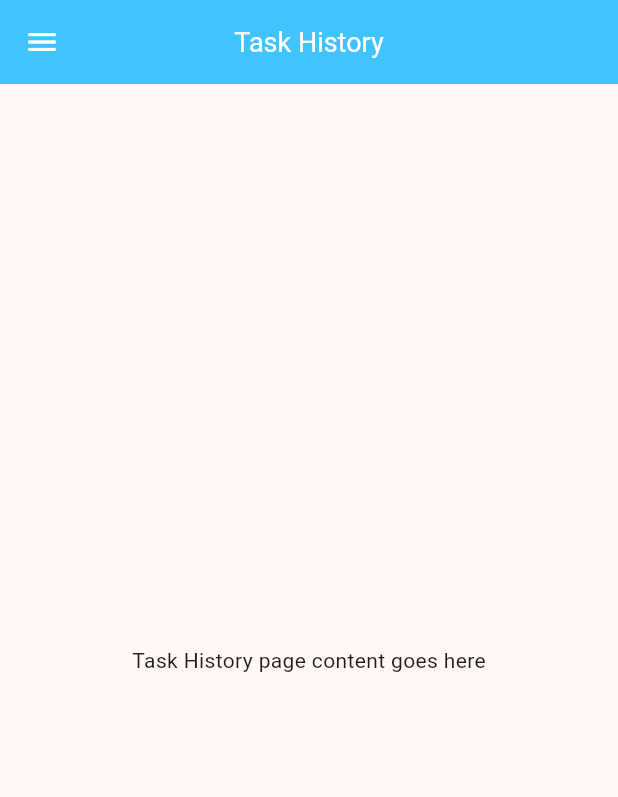
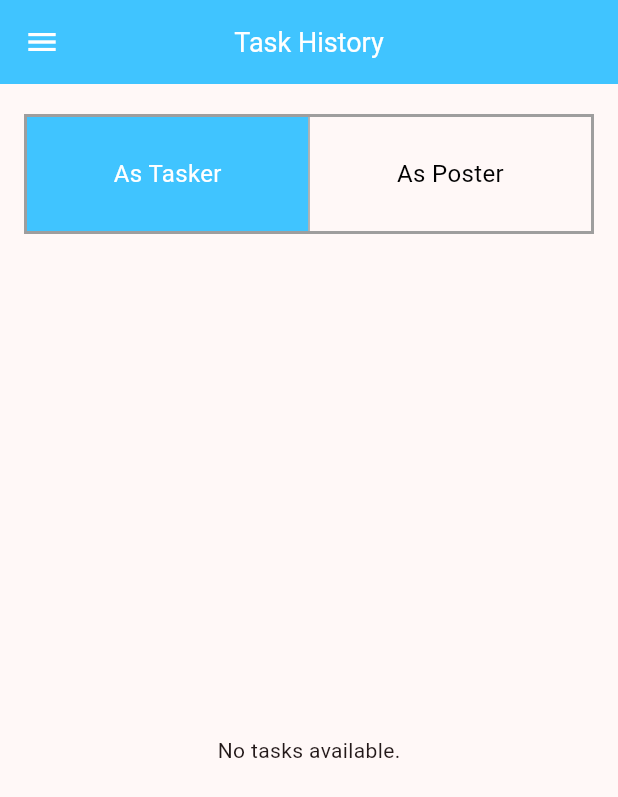
Before and after one commit to alfen-yu/timetrader, a Flutter app: the TaskHistoryPage screen opened directly, on a phone screen of 412 x 824 dp. Shown: the top 797 px of the screen. Run offline on Flutter 3.47's test engine with Material 3 defaults, Android fonts, the light colour scheme and no system bars; our stand-ins replace cloud_firestore, firebase_auth, firebase_core, firebase_storage, image_picker, intl_phone_field and 1 more; missing offline and left inert: firebase_app_check; accounts and stored records are empty; generated files the repository leaves out were written again; network calls fail.

Commit message:
as a poster working

```diff
--- a/lib/services/cloud/firebase_cloud_storage.dart
+++ b/lib/services/cloud/firebase_cloud_storage.dart
@@ -126,7 +126,6 @@ Future<String> getUserProfilePicture(String userId) async {
     }
   }
 
-
   Future<Map<String, dynamic>?> getUserDetails(String userId) async {
     try {
       final doc = await users.doc(userId).get();
@@ -252,6 +251,17 @@ Future<String> getUserProfilePicture(String userId) async {
     }
   }
 
+  Stream<List<CloudTask>> tasksByTasker(String taskerId) {
+    return tasks.where('taskerId', isEqualTo: taskerId).snapshots().map(
+        (snapshot) =>
+            snapshot.docs.map((doc) => CloudTask.fromSnapshot(doc as DocumentSnapshot<Map<String, dynamic>>)).toList());
+  }
+
+  Stream<List<CloudTask>> tasksByPoster(String posterId) {
+    return tasks.where('uid', isEqualTo: posterId).snapshots().map((snapshot) =>
+        snapshot.docs.map((doc) => CloudTask.fromSnapshot(doc as DocumentSnapshot<Map<String, dynamic>>)).toList());
+  }
+
   Future<void> createOffer(CloudOffer offer) async {
     try {
       // Generate a new document ID for the offer
--- a/lib/views/dashboard/dashboard_view.dart
+++ b/lib/views/dashboard/dashboard_view.dart
@@ -1,5 +1,5 @@
 import 'package:flutter/material.dart';
-import 'package:timetrader/views/dashboard/task_history_view.dart';
+import 'package:timetrader/views/dashboard/task_history_page/task_history_view.dart';
 import 'package:timetrader/views/dashboard/messages_view.dart';
 import 'package:timetrader/utilities/navigation_bar.dart';
 import 'package:timetrader/views/dashboard/post_tasks_page/post_task_view.dart';
@@ -13,7 +13,7 @@ class DashboardView extends StatefulWidget {
 }
 
 class _DashboardViewState extends State<DashboardView> {
-  int pageIndex = 0;
+  int pageIndex = 3;
 
   final List<Widget> pages = [
     const TasksPage(),
--- /dev/null
+++ b/lib/views/dashboard/task_history_page/task_history_view.dart
@@ -0,0 +1,149 @@
+import 'package:flutter/material.dart';
+import 'package:timetrader/services/auth/auth_service.dart';
+import 'package:timetrader/services/cloud/firebase_cloud_storage.dart';
+import 'package:timetrader/services/cloud/tasks/cloud_task.dart';
+import 'package:timetrader/views/dashboard/side_menu_page/side_menu.dart';
+import 'package:timetrader/views/dashboard/tasks_display_page/task_details_view.dart';
+import 'package:timetrader/views/dashboard/tasks_display_page/task_list_view.dart';
+
+class TaskHistoryPage extends StatefulWidget {
+  const TaskHistoryPage({super.key});
+
+  @override
+  State<TaskHistoryPage> createState() => _TaskHistoryPageState();
+}
+
+class _TaskHistoryPageState extends State<TaskHistoryPage> {
+  bool _isTaskerSelected = true;
+  late final FirebaseCloudStorage _tasksService;
+  late final String _uid;
+
+  @override
+  void initState() {
+    super.initState();
+    _tasksService = FirebaseCloudStorage();
+    _uid = AuthService.firebase().currentUser!.id;
+  }
+
+  void _toggleView(bool isTasker) {
+    setState(() {
+      _isTaskerSelected = isTasker;
+    });
+  }
+
+  @override
+  Widget build(BuildContext context) {
+    return Scaffold(
+      drawer: const SideMenu(),
+      appBar: AppBar(
+        title: const Text(
+          'Task History',
+          style: TextStyle(fontSize: 18),
+        ),
+        centerTitle: true,
+        shadowColor: Colors.amber,
+        backgroundColor: Colors.lightBlueAccent,
+        foregroundColor: Colors.white,
+      ),
+      body: Column(
+        children: [
+          Padding(
+            padding: const EdgeInsets.symmetric(horizontal: 16.0, vertical: 20.0), // Padding around the container
+            child: Container(
+              width: double.infinity,
+              height: 80, // Reduced height
+              decoration: BoxDecoration(
+                color: Colors.transparent,
+                borderRadius: BorderRadius.circular(0), // No border radius
+                border: Border.all(
+                  color: Colors.grey,
+                  width: 2,
+                ),
+              ),
+              child: Row(
+                mainAxisAlignment: MainAxisAlignment.center,
+                children: [
+                  Expanded(
+                    child: GestureDetector(
+                      onTap: () => _toggleView(true),
+                      child: Container(
+                        color: _isTaskerSelected
+                            ? Colors.lightBlueAccent
+                            : Colors.transparent,
+                        child: Center(
+                          child: Text(
+                            'As Tasker',
+                            style: TextStyle(
+                              color: _isTaskerSelected
+                                  ? Colors.white
+                                  : Colors.black,
+                              fontSize: 16, // Reduced font size
+                            ),
+                          ),
+                        ),
+                      ),
+                    ),
+                  ),
+                  Container(
+                    width: 1,
+                    height: double.infinity,
+                    color: Colors.grey,
+                  ),
+                  Expanded(
+                    child: GestureDetector(
+                      onTap: () => _toggleView(false),
+                      child: Container(
+                        color: !_isTaskerSelected
+                            ? Colors.lightBlueAccent
+                            : Colors.transparent,
+                        child: Center(
+                          child: Text(
+                            'As Poster',
+                            style: TextStyle(
+                              color: !_isTaskerSelected
+                                  ? Colors.white
+                                  : Colors.black,
+                              fontSize: 16, // Reduced font size
+                            ),
+                          ),
+                        ),
+                      ),
+                    ),
+                  ),
+                ],
+              ),
+            ),
+          ),
+          Expanded(
+            child: StreamBuilder<List<CloudTask>>(
+              stream: _isTaskerSelected
+                  ? _tasksService.tasksByTasker(_uid)
+                  : _tasksService.tasksByPoster(_uid),
+              builder: (context, snapshot) {
+                if (snapshot.connectionState == ConnectionState.waiting) {
+                  return const Center(child: CircularProgressIndicator());
+                } else if (snapshot.hasError) {
+                  return Center(child: Text('Error: ${snapshot.error}'));
+                } else if (!snapshot.hasData || snapshot.data!.isEmpty) {
+                  return const Center(child: Text('No tasks available.'));
+                } else {
+                  final tasks = snapshot.data!;
+                  return TasksListView(
+                    tasks: tasks,
+                    onTapTask: (task) {
+                      Navigator.of(context).push(
+                        MaterialPageRoute(
+                          builder: (context) => TaskDetailsView(task: task),
+                        ),
+                      );
+                    },
+                  );
+                }
+              },
+            ),
+          ),
+        ],
+      ),
+    );
+  }
+}
--- a/lib/views/dashboard/task_history_view.dart
+++ /dev/null
@@ -1,28 +0,0 @@
-import 'package:flutter/material.dart';
-import 'package:timetrader/views/dashboard/side_menu_page/side_menu.dart';
-
-class TaskHistoryPage extends StatelessWidget {
-  const TaskHistoryPage({super.key});
-
-  @override
-  Widget build(BuildContext context) {
-    return Scaffold(
-      drawer: const SideMenu(),
-      appBar: AppBar(
-        title: const Text(
-          'Task History',
-          style: TextStyle(fontSize: 18),
-        ),
-        centerTitle: true,
-        shadowColor: Colors.amber,
-        backgroundColor: Colors.lightBlueAccent,
-        foregroundColor: Colors.white,
-      ),
-      body: const Center(
-        child: Text(
-          'Task History page content goes here',
-        ),
-      ),
-    );
-  }
-}
```
Lines whose indentation alone changed are shown as unchanged.
